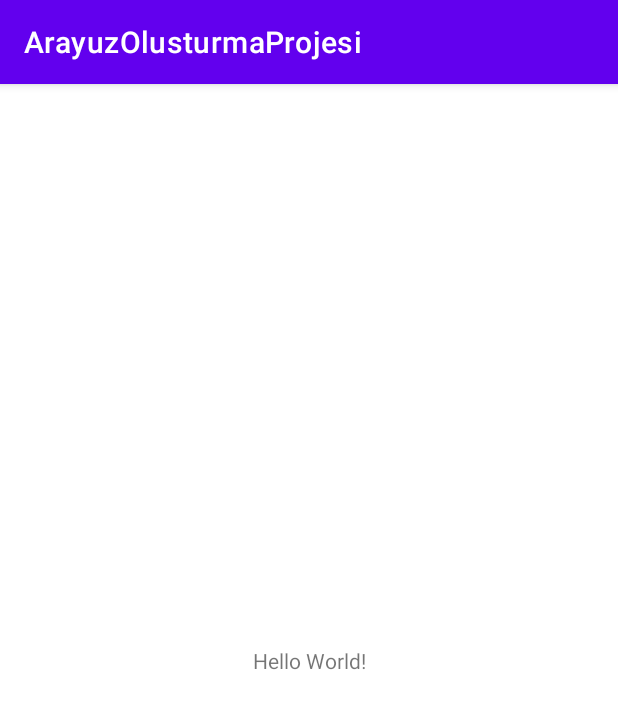
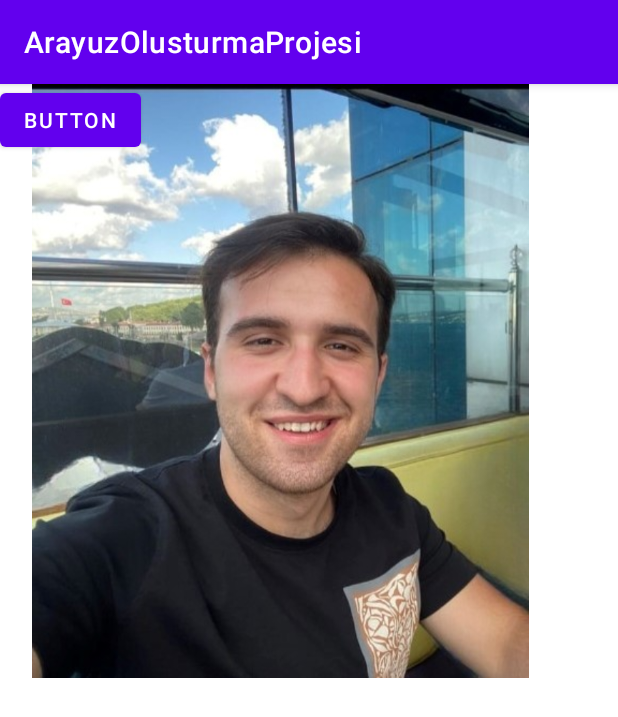
Before and after one commit to ismailcanvarli/AndroidExamples, an Android app: the screen it shows after launch (MainActivity), on a phone screen of 412 x 824 dp. Shown: the top 717 px of the screen. Run offline under Robolectric (Android 15) with nearby library versions, the phone set to English and light mode, and no system bars.

Commit message:
Layout ve constraint kısımları çalışıldı

```diff
--- a/ArayuzOlusturmaProjesi/app/src/main/res/layout/activity_main.xml
+++ b/ArayuzOlusturmaProjesi/app/src/main/res/layout/activity_main.xml
@@ -6,13 +6,19 @@
     android:layout_height="match_parent"
     tools:context=".MainActivity">
 
-    <TextView
+    <ImageView
+        android:id="@+id/imageView"
+        android:layout_width="374dp"
+        android:layout_height="396dp"
+        app:srcCompat="@drawable/image"
+        tools:layout_editor_absoluteX="49dp"
+        tools:layout_editor_absoluteY="16dp" />
+
+    <Button
+        android:id="@+id/button2"
         android:layout_width="wrap_content"
         android:layout_height="wrap_content"
-        android:text="Hello World!"
-        app:layout_constraintBottom_toBottomOf="parent"
-        app:layout_constraintEnd_toEndOf="parent"
-        app:layout_constraintStart_toStartOf="parent"
-        app:layout_constraintTop_toTopOf="parent" />
-
+        android:text="Button"
+        tools:layout_editor_absoluteX="202dp"
+        tools:layout_editor_absoluteY="625dp" />
 </androidx.constraintlayout.widget.ConstraintLayout>
```
Also changed, not shown: ArayuzOlusturmaProjesi/app/src/main/res/drawable/image.jpeg (added).
